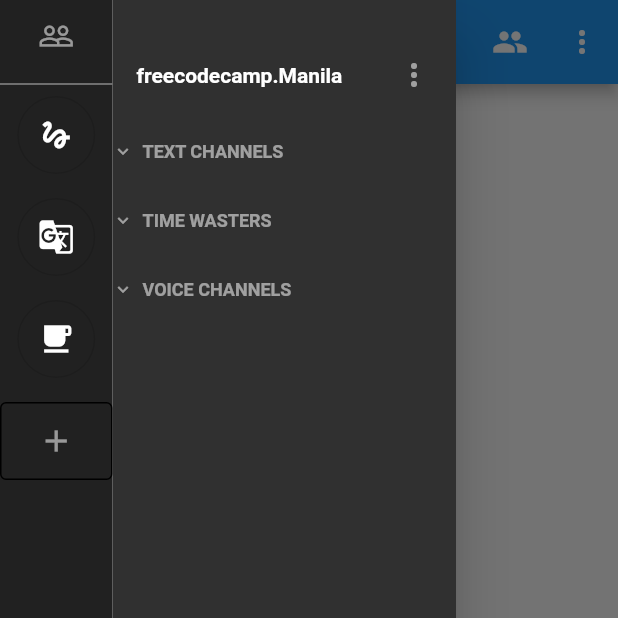
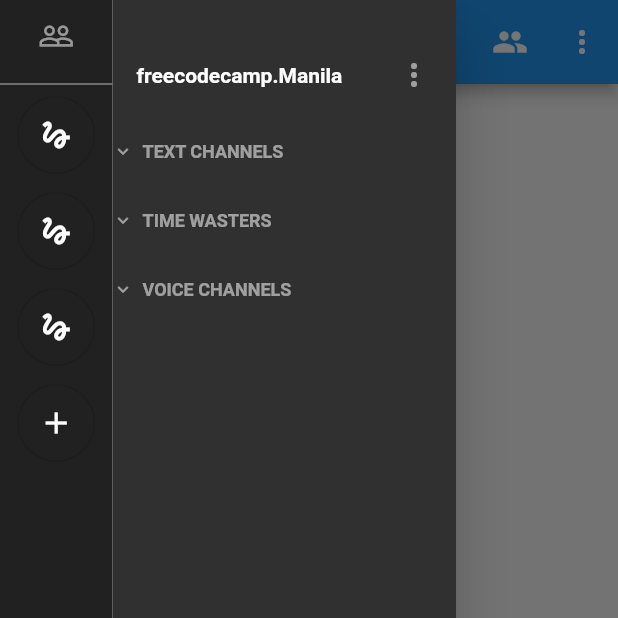
Before and after one commit to nibiru2O12/discord-mockup, a Flutter app: the screen it shows after launch, with the side drawer open, on a phone screen of 412 x 824 dp, the top half of it. Run offline on Flutter 3.47's test engine with Material 2 defaults, Android fonts, the phone set to English and light mode, and no system bars.

Commit message:
added dynamically discord group buttons

```diff
--- /dev/null
+++ b/lib/common/ColumnWithSeparator.dart
@@ -0,0 +1,23 @@
+import 'package:flutter/material.dart';
+
+class ColumnWithSeparator extends StatelessWidget {
+
+  final List<Widget> children;
+  final EdgeInsets padding;
+  final EdgeInsets margin;
+
+  ColumnWithSeparator({this.children,this.padding,this.margin});
+
+  @override
+  Widget build(BuildContext context) {
+    return Column(
+      children: children.map((c)=>
+      Container(
+          margin: margin,
+          padding: padding,
+          child:c ,
+        )
+      ).toList(),
+    );
+  }
+}
--- /dev/null
+++ b/lib/group.dart
@@ -0,0 +1,6 @@
+
+class Group {
+  final String name;
+
+  Group({this.name});
+}
--- a/lib/main.dart
+++ b/lib/main.dart
@@ -1,5 +1,7 @@
 import 'package:flutter/material.dart';
+import 'package:flutter_mockup_discord/common/ColumnWithSeparator.dart';
 import 'package:flutter_mockup_discord/models/channels.dart';
+import 'package:flutter_mockup_discord/models/groups.dart';
 
 void main() => runApp(MaterialApp(
       title: "Discord Mock-up",
@@ -15,18 +17,22 @@ class _AppState extends State<App> {
   Widget build(BuildContext context) {
     return Scaffold(
       appBar: buildAppBar(),
-      drawer: Drawer(
-        child: Row(
-          crossAxisAlignment: CrossAxisAlignment.stretch,
-          mainAxisAlignment: MainAxisAlignment.start,
-          children: <Widget>[
-            buildGroupNavigation(),
-            buildChannels(),
-          ],
-        ),
-      ),
+      drawer: buildDrawer(),
       body: Container(
         child: Text("data"),
+      ),
+    );
+  }
+
+  Drawer buildDrawer() {
+    return Drawer(
+      child: Row(
+        crossAxisAlignment: CrossAxisAlignment.stretch,
+        mainAxisAlignment: MainAxisAlignment.start,
+        children: <Widget>[
+          buildGroupNavigation(),
+          buildChannels(),
+        ],
       ),
     );
   }
@@ -112,33 +118,13 @@ class _AppState extends State<App> {
           Divider(
             color: Colors.white70,
           ),
-          CircularButton(
-            icon: Icons.gesture,
+          ColumnWithSeparator(
+            margin: EdgeInsets.only(bottom: 12),
+            children: groups.map((g)=>
+              CircularButton(icon: Icons.gesture,)
+            ).toList(),
           ),
-          SizedBox(
-            height: 16,
-          ),
-          CircularButton(
-            icon: Icons.g_translate,
-          ),
-          SizedBox(
-            height: 16,
-          ),
-          CircularButton(
-            icon: Icons.free_breakfast,
-          ),
-          SizedBox(
-            height: 16,
-          ),
-          RawMaterialButton(
-            onPressed: () {},
-            shape: OutlineInputBorder(),
-            padding: EdgeInsets.all(14),
-            child: Icon(
-              Icons.add,
-              color: Colors.white54,
-            ),
-          )
+          CircularButton(icon: Icons.add,)
         ],
       ),
     );
@@ -207,20 +193,16 @@ class MenuState extends State<Menu> {
     return Container(
       child: Column(
         crossAxisAlignment: CrossAxisAlignment.stretch,
-        children: <Widget>[buildMenuButton(
-          leading: widget.leading,
-          title: widget.title,
-          onTap: _toggleOpen
-        ), buildSubmenus()],
+        children: <Widget>[
+          buildMenuButton(
+              leading: widget.leading, title: widget.title, onTap: _toggleOpen),
+          buildSubmenus()
+        ],
       ),
     );
   }
 
-  Material buildMenuButton({
-    IconData leading,
-    Function onTap,
-    String title
-  }) {
+  Material buildMenuButton({IconData leading, Function onTap, String title}) {
     return Material(
       type: MaterialType.transparency,
       child: InkWell(
@@ -259,16 +241,13 @@ class MenuState extends State<Menu> {
       padding: EdgeInsets.only(left: 16),
       child: Column(
         crossAxisAlignment: CrossAxisAlignment.stretch,
-        children:
-            widget.children.map((m) => buildMenuButton(
-              title: m.title,
-              onTap: (){},
-              leading: Icons.filter
-            )).toList(),
+        children: widget.children
+            .map((m) => buildMenuButton(
+                title: m.title, onTap: () {}, leading: Icons.filter))
+            .toList(),
       ),
     );
   }
-
 }
 
 class CircularButton extends StatelessWidget {
@@ -281,7 +260,7 @@ class CircularButton extends StatelessWidget {
   Widget build(BuildContext context) {
     return OutlineButton(
       splashColor: Colors.white54,
-      onPressed: (){},
+      onPressed: () {},
       shape: CircleBorder(),
       // fillColor: Colors.white,
       padding: EdgeInsets.all(14),
--- /dev/null
+++ b/lib/models/groups.dart
@@ -0,0 +1,7 @@
+import 'package:flutter_mockup_discord/group.dart';
+
+List<Group> groups = [
+  Group(name: "fcc.Manila"),
+  Group(name: "ReactJS"),
+  Group(name: "Flutter"),
+];
```
